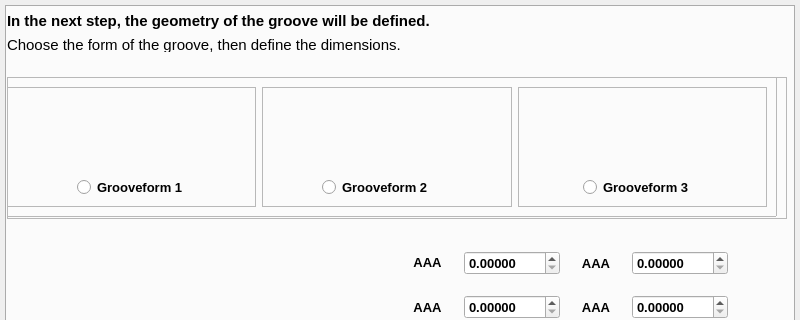
Qt form wg/MainDialog.ui (vlagyivosztok/FCMacro) before a commit; both pictures show x 0 to 800 and y 0 to 320 of the 800 by 600 pixel window.
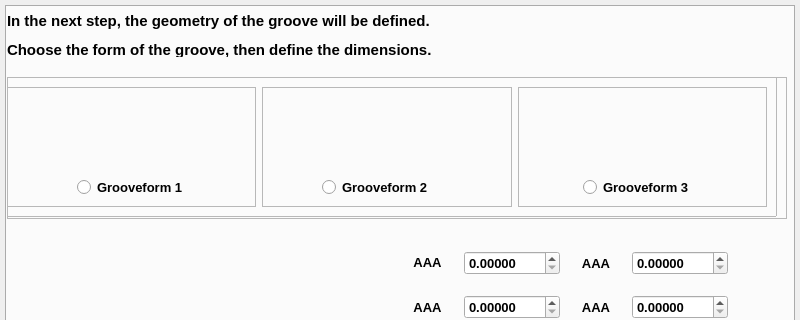
The same form after that commit. The open tabs and pages were chosen to show the change. Icons and pictures are not drawn.

```diff
--- a/wg/MainDialog.ui
+++ b/wg/MainDialog.ui
@@ -489,7 +489,7 @@
      <property name="geometry">
       <rect>
        <x>0</x>
-       <y>30</y>
+       <y>35</y>
        <width>781</width>
        <height>15</height>
       </rect>
@@ -503,9 +503,9 @@
      <property name="font">
       <font>
        <pointsize>11</pointsize>
-       <weight>50</weight>
+       <weight>75</weight>
        <italic>false</italic>
-       <bold>false</bold>
+       <bold>true</bold>
        <kerning>true</kerning>
       </font>
      </property>
```
